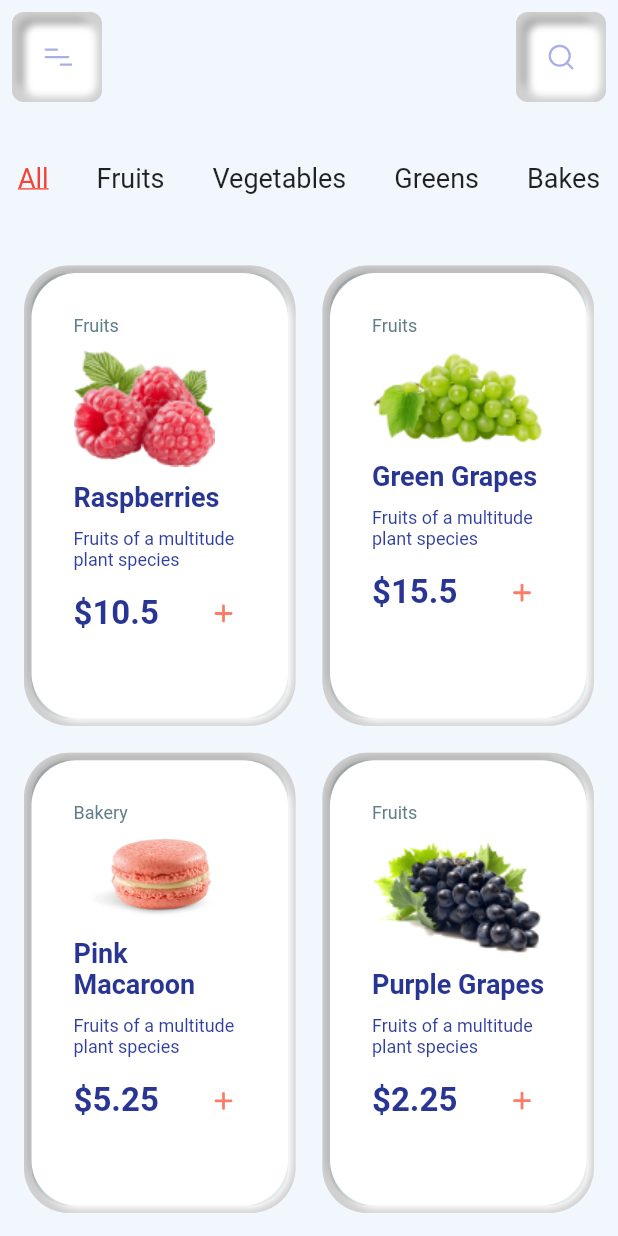
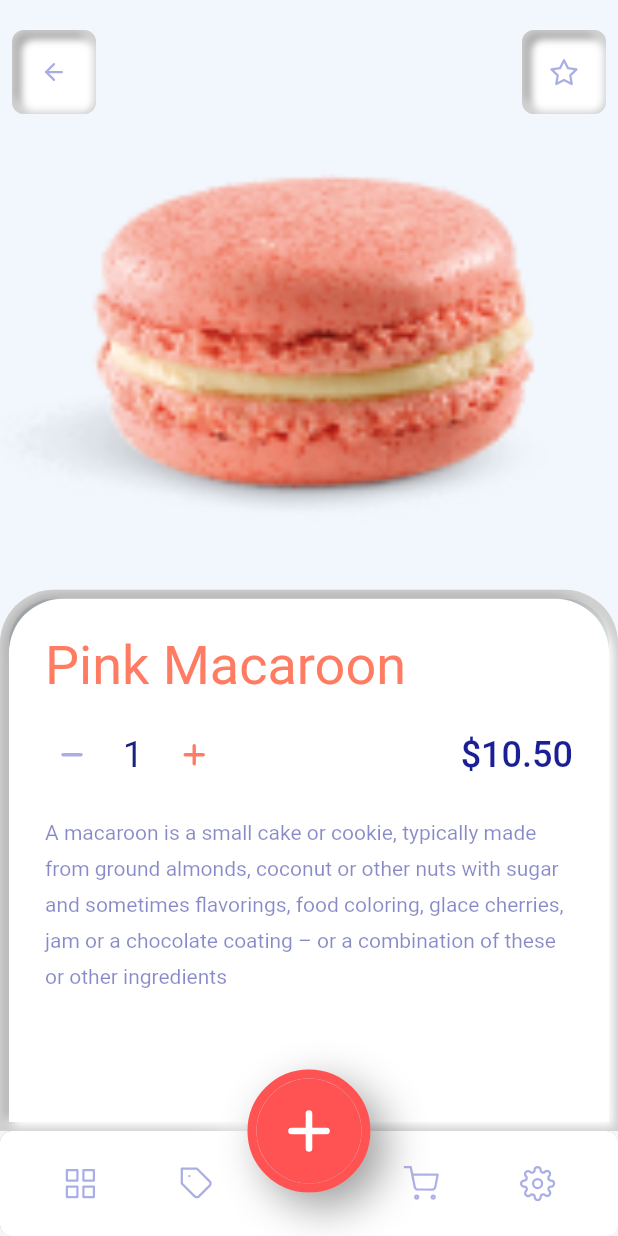
Before and after one commit to ManoVikram/Food-Shopping-App, a Flutter app: the screen it shows after launch, after a tap on "Bakery", on a phone screen of 412 x 824 dp. Run offline on Flutter 3.47's test engine with Material 2 defaults, Android fonts, the phone set to English and light mode, and no system bars; drawn by our look-alikes of flutter_neumorphic; our stand-ins replace flutter_svg.

Commit message:
DetailsScreen UI done.

```diff
--- /dev/null
+++ b/lib/screens/detailsScreen.dart
@@ -0,0 +1,39 @@
+import 'package:flutter/material.dart';
+import 'package:flutter_neumorphic/flutter_neumorphic.dart';
+
+import '../widgets/bottomNav.dart';
+import '../widgets/detailsTopNav.dart';
+import '../widgets/fab.dart';
+import '../widgets/details.dart';
+
+class DetailsScreen extends StatelessWidget {
+  @override
+  Widget build(BuildContext context) {
+    final Size size = MediaQuery.of(context).size;
+
+    return Scaffold(
+      floatingActionButton: FAB(),
+      floatingActionButtonLocation: FloatingActionButtonLocation.centerDocked,
+      bottomNavigationBar: BottomNav(),
+      body: SafeArea(
+        child: Column(
+          children: [
+            DetailsTopNav(),
+            SizedBox(
+              height: 20.0,
+            ),
+            Image.asset(
+              "assets/images/mcaroon.png",
+              fit: BoxFit.cover,
+              height: size.height * 0.3,
+            ),
+            SizedBox(
+              height: 30.0,
+            ),
+            Details(),
+          ],
+        ),
+      ),
+    );
+  }
+}
--- a/lib/screens/homeScreen.dart
+++ b/lib/screens/homeScreen.dart
@@ -1,5 +1,6 @@
 import 'package:flutter/material.dart';
 import 'package:flutter_neumorphic/flutter_neumorphic.dart';
+import 'package:foods_shopping_app/screens/detailsScreen.dart';
 
 import '../widgets/categoriesList.dart';
 import '../widgets/foodCard.dart';
@@ -17,7 +18,7 @@ class HomeScreen extends StatelessWidget {
           child: Padding(
             padding: const EdgeInsets.symmetric(
               horizontal: 8.0,
-              vertical: 8.0,
+              vertical: 20.0,
             ),
             child: Column(
               children: [
@@ -63,7 +64,13 @@ class HomeScreen extends StatelessWidget {
                       name: "Pink Macaroon",
                       description: "Fruits of a multitude plant species",
                       price: 5.25,
-                      onPressed: () {},
+                      onPressed: () {
+                        Navigator.of(context).push(
+                          MaterialPageRoute(
+                            builder: (context) => DetailsScreen(),
+                          ),
+                        );
+                      },
                     ),
                     FoodCard(
                       size: size,
--- /dev/null
+++ b/lib/widgets/bottomNav.dart
@@ -0,0 +1,49 @@
+import 'package:flutter_neumorphic/flutter_neumorphic.dart';
+import 'package:flutter_svg/flutter_svg.dart';
+
+class BottomNav extends StatelessWidget {
+  const BottomNav({
+    Key? key,
+  }) : super(key: key);
+
+  @override
+  Widget build(BuildContext context) {
+    return Neumorphic(
+      style: NeumorphicStyle(
+        depth: -5,
+      ),
+      child: Container(
+        height: 70.0,
+        width: 70.0,
+        color: Colors.white,
+        child: Row(
+          mainAxisAlignment: MainAxisAlignment.spaceEvenly,
+          children: [
+            IconButton(
+              onPressed: () {},
+              icon: SvgPicture.asset("assets/icons/Menu 1.svg"),
+            ),
+            Padding(
+              padding: const EdgeInsets.only(right: 36.0),
+              child: IconButton(
+                onPressed: () {},
+                icon: SvgPicture.asset("assets/icons/Menu 2.svg"),
+              ),
+            ),
+            Padding(
+              padding: const EdgeInsets.only(left: 36.0),
+              child: IconButton(
+                onPressed: () {},
+                icon: SvgPicture.asset("assets/icons/Menu 4.svg"),
+              ),
+            ),
+            IconButton(
+              onPressed: () {},
+              icon: SvgPicture.asset("assets/icons/Menu 5.svg"),
+            ),
+          ],
+        ),
+      ),
+    );
+  }
+}
--- /dev/null
+++ b/lib/widgets/details.dart
@@ -0,0 +1,101 @@
+import 'package:flutter/material.dart';
+import 'package:flutter_neumorphic/flutter_neumorphic.dart';
+import 'package:flutter_svg/flutter_svg.dart';
+
+class Details extends StatelessWidget {
+  const Details({
+    Key? key,
+  }) : super(key: key);
+
+  @override
+  Widget build(BuildContext context) {
+    return Expanded(
+      child: Neumorphic(
+        style: NeumorphicStyle(
+          border: NeumorphicBorder(
+            width: 6.0,
+            color: Colors.white,
+          ),
+          boxShape: NeumorphicBoxShape.roundRect(
+            BorderRadius.only(
+              topLeft: Radius.circular(36.0),
+              topRight: Radius.circular(36.0),
+            ),
+          ),
+          depth: -6,
+        ),
+        child: Container(
+          width: double.infinity,
+          padding: EdgeInsets.all(24.0),
+          decoration: BoxDecoration(
+            color: Colors.white,
+            borderRadius: BorderRadius.only(
+              topLeft: Radius.circular(36.0),
+              topRight: Radius.circular(36.0),
+            ),
+          ),
+          child: Column(
+            crossAxisAlignment: CrossAxisAlignment.start,
+            children: [
+              Text(
+                "Pink Macaroon",
+                style: TextStyle(
+                  fontSize: 36.0,
+                  color: Color(0xFFFF7C63),
+                ),
+              ),
+              SizedBox(height: 20.0),
+              Row(
+                children: [
+                  SvgPicture.asset(
+                    "assets/icons/-.svg",
+                    height: 36.0,
+                    width: 36.0,
+                  ),
+                  SizedBox(
+                    width: 16.0,
+                  ),
+                  Text(
+                    "1",
+                    style: TextStyle(
+                      fontSize: 24.0,
+                      color: Colors.indigo[900],
+                    ),
+                  ),
+                  SizedBox(
+                    width: 16.0,
+                  ),
+                  SvgPicture.asset(
+                    "assets/icons/+.svg",
+                    height: 36.0,
+                    width: 36.0,
+                  ),
+                  Spacer(),
+                  Text(
+                    "\$10.50",
+                    style: TextStyle(
+                      color: Color(0xFF1A1F96),
+                      fontSize: 24.0,
+                      fontWeight: FontWeight.w500,
+                    ),
+                  ),
+                ],
+              ),
+              SizedBox(
+                height: 20.0,
+              ),
+              Text(
+                "A macaroon is a small cake or cookie, typically made from ground almonds, coconut or other nuts with sugar and sometimes flavorings, food coloring, glace cherries, jam or a chocolate coating – or a combination of these or other ingredients",
+                style: TextStyle(
+                  fontSize: 14.0,
+                  color: Color(0xFF1A1F96).withOpacity(0.52),
+                  height: 1.7,
+                ),
+              ),
+            ],
+          ),
+        ),
+      ),
+    );
+  }
+}
--- /dev/null
+++ b/lib/widgets/detailsTopNav.dart
@@ -0,0 +1,54 @@
+import 'package:flutter/material.dart';
+import 'package:flutter_neumorphic/flutter_neumorphic.dart';
+import 'package:flutter_svg/flutter_svg.dart';
+
+class DetailsTopNav extends StatelessWidget {
+  const DetailsTopNav({
+    Key? key,
+  }) : super(key: key);
+
+  @override
+  Widget build(BuildContext context) {
+    return Padding(
+      padding: const EdgeInsets.symmetric(
+        horizontal: 8.0,
+        vertical: 20.0,
+      ),
+      child: Row(
+        mainAxisAlignment: MainAxisAlignment.spaceBetween,
+        children: [
+          Neumorphic(
+            style: NeumorphicStyle(
+              color: Colors.white,
+              border: NeumorphicBorder(
+                width: 4.0,
+                color: Colors.white,
+              ),
+              depth: -5,
+            ),
+            child: IconButton(
+              onPressed: () {
+                Navigator.of(context).pop();
+              },
+              icon: SvgPicture.asset("assets/icons/left.svg"),
+            ),
+          ),
+          Neumorphic(
+            style: NeumorphicStyle(
+              color: Colors.white,
+              border: NeumorphicBorder(
+                width: 4.0,
+                color: Colors.white,
+              ),
+              depth: -5,
+            ),
+            child: IconButton(
+              onPressed: () {},
+              icon: SvgPicture.asset("assets/icons/Vector.svg"),
+            ),
+          ),
+        ],
+      ),
+    );
+  }
+}
--- /dev/null
+++ b/lib/widgets/fab.dart
@@ -0,0 +1,38 @@
+import 'package:flutter/material.dart';
+import 'package:flutter_neumorphic/flutter_neumorphic.dart';
+import 'package:flutter_svg/flutter_svg.dart';
+
+class FAB extends StatelessWidget {
+  const FAB({
+    Key? key,
+  }) : super(key: key);
+
+  @override
+  Widget build(BuildContext context) {
+    return Neumorphic(
+      style: NeumorphicStyle(
+        shape: NeumorphicShape.convex,
+        boxShape: NeumorphicBoxShape.circle(),
+        border: NeumorphicBorder(
+          width: 6.0,
+          color: Colors.redAccent,
+          isEnabled: true,
+        ),
+        depth: 30,
+      ),
+      child: Container(
+        height: 70.0,
+        width: 70.0,
+        decoration: BoxDecoration(
+          shape: BoxShape.circle,
+          color: Colors.redAccent,
+        ),
+        child: SvgPicture.asset(
+          "assets/icons/+.svg",
+          color: Colors.white,
+          fit: BoxFit.contain,
+        ),
+      ),
+    );
+  }
+}
```
